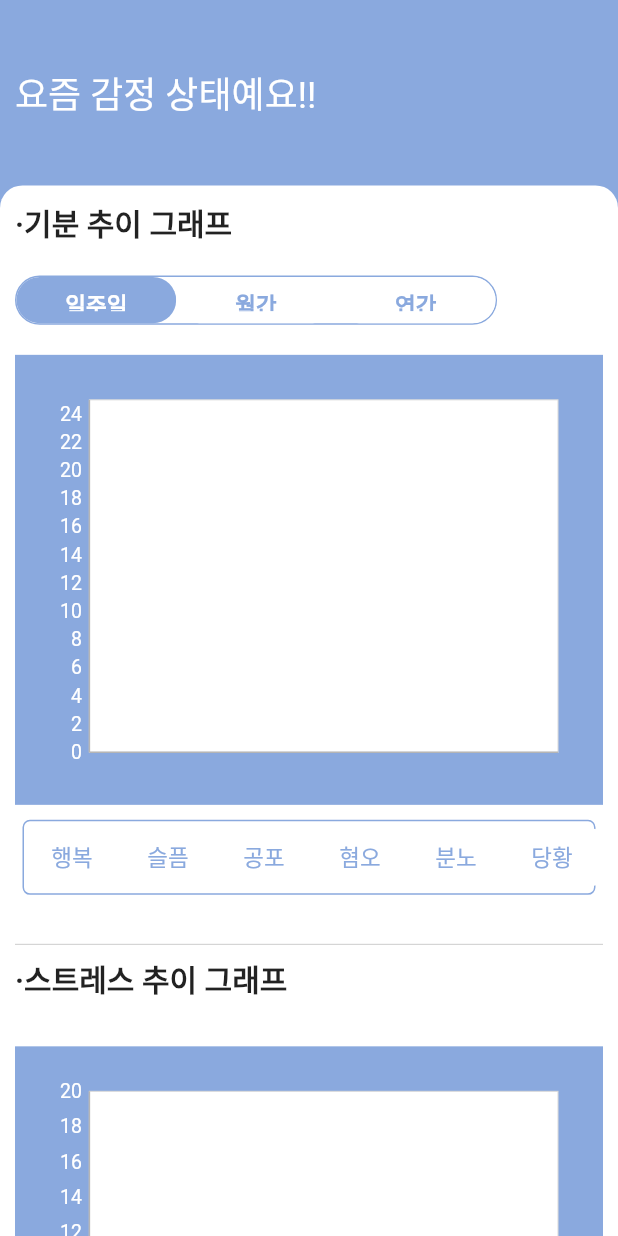
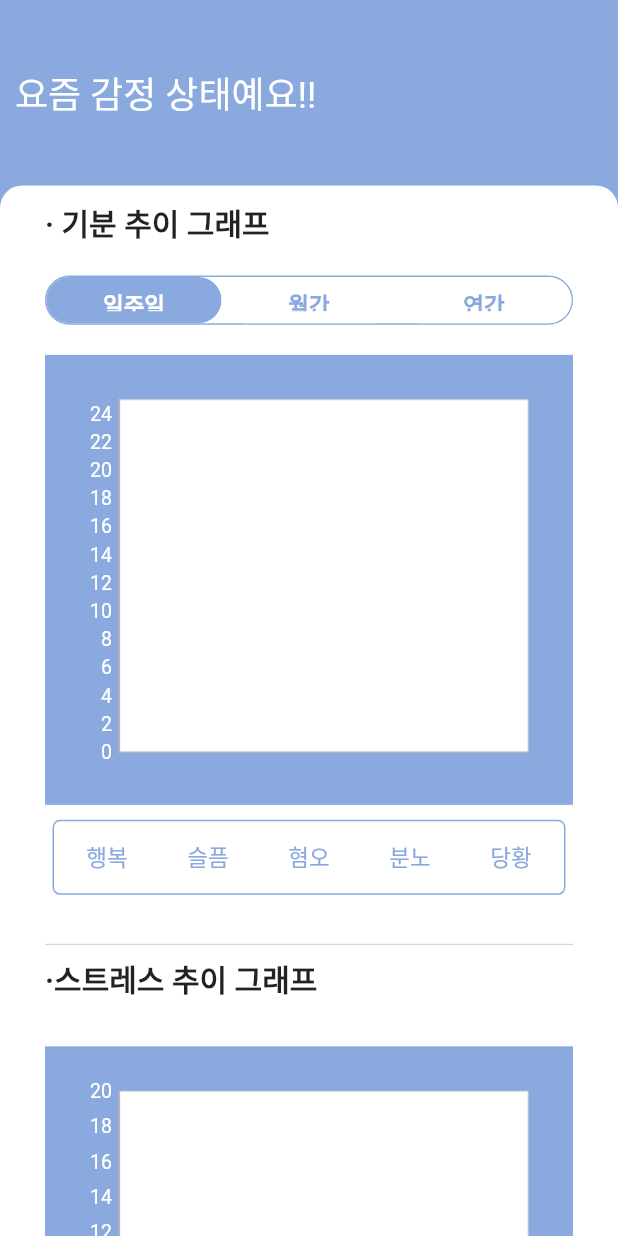
Before and after one commit to DBLabProj/sumpyo, a Flutter app: the noticeScreen screen opened directly, on a phone screen of 412 x 824 dp. Run offline on Flutter 3.47's test engine with Material 2 defaults, Android fonts, the phone set to English and light mode, and no system bars; our stand-ins replace awesome_bottom_bar, flutter_card_swiper, flutter_local_notifications, flutter_secure_storage, fluttertoast, syncfusion_flutter_charts and 1 more; missing offline and left inert: multi_masked_formatter, syncfusion_flutter_core; accounts and stored records are empty; generated files the repository leaves out were written again; network calls fail.

```diff
--- a/lib/screens/analysis_screen.dart
+++ b/lib/screens/analysis_screen.dart
@@ -249,7 +249,10 @@ class recommendCard extends StatelessWidget {
                           const SizedBox(
                             height: 20,
                           ),
-                          TextButton(
+                          SizedBox(
+                            width: MediaQuery.of(context).size.width * 0.45,
+                            height: MediaQuery.of(context).size.height * 0.035,
+                            child: TextButton(
                               onPressed: () {},
                               style: TextButton.styleFrom(
                                   backgroundColor:
@@ -258,6 +261,7 @@ class recommendCard extends StatelessWidget {
                                 '분석 결과 보기',
                                 style: TextStyle(
                                   color: Colors.white,
+                                ),
                               ),
                             ),
                           )
--- a/lib/screens/notice_screen.dart
+++ b/lib/screens/notice_screen.dart
@@ -188,7 +188,7 @@ class _noticeScreenState extends State<noticeScreen> {
                 ),
               ),
               Container(
-                padding: const EdgeInsets.fromLTRB(10, 10, 10, 10),
+                padding: const EdgeInsets.fromLTRB(30, 10, 30, 10),
                 decoration: const BoxDecoration(
                   color: Colors.white,
                   borderRadius: BorderRadius.vertical(top: Radius.circular(15)),
@@ -199,7 +199,7 @@ class _noticeScreenState extends State<noticeScreen> {
                       crossAxisAlignment: CrossAxisAlignment.start,
                       children: [
                         const Text(
-                          '·기분 추이 그래프',
+                          '· 기분 추이 그래프',
                           style: TextStyle(
                             fontSize: 20,
                             fontWeight: FontWeight.bold,
@@ -352,10 +352,6 @@ class _noticeScreenState extends State<noticeScreen> {
                                 ),
                                 emotionBtn(
                                   emotion: '슬픔',
-                                  changeState: pushedBtnType,
-                                ),
-                                emotionBtn(
-                                  emotion: '공포',
                                   changeState: pushedBtnType,
                                 ),
                                 emotionBtn(
```
Also changed, not shown: lib/screens/home_screen.dart (+12 -7 lines). Lines whose indentation alone changed are shown as unchanged.
